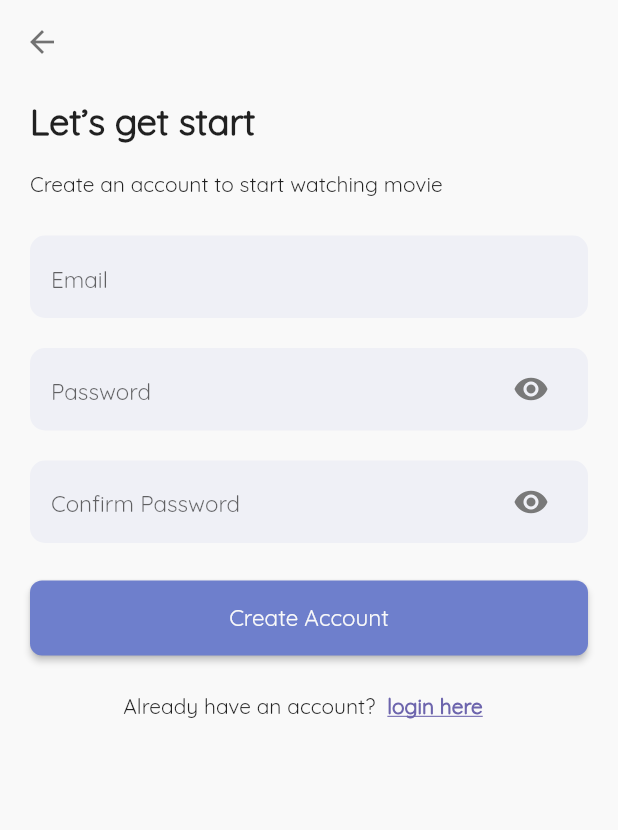
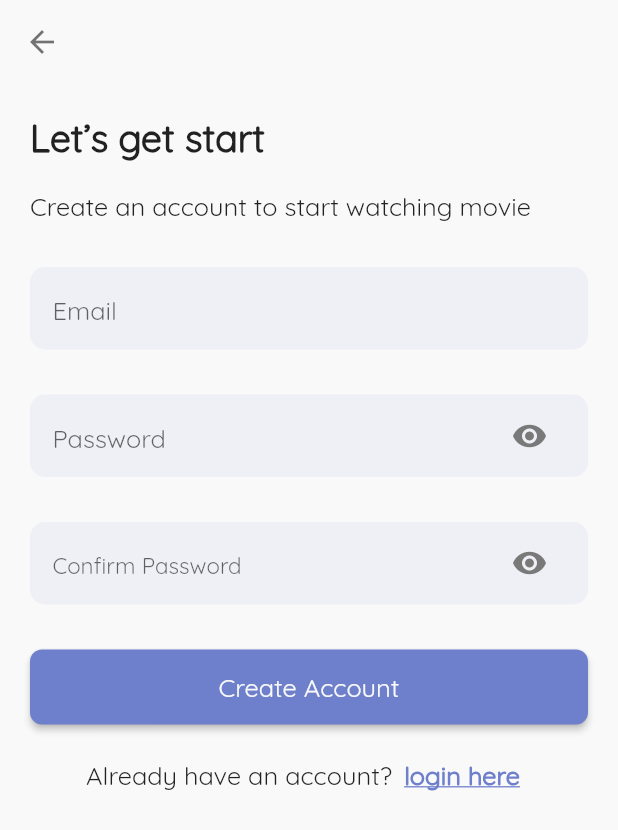
Before and after one commit to wiree65/assignment-techBaseCamp, a Flutter app: the screen it shows after launch, after a tap on "Login", after a tap on "create an account", on a phone screen of 412 x 824 dp. Shown: the top 830 px of the screen. Run offline on Flutter 3.47's test engine with Material 2 defaults, Android fonts, the phone set to English and light mode, and no system bars; our stand-ins replace dio, firebase_auth, firebase_core, get; accounts and stored records are empty; network calls fail.

Commit message:
fix hard code register page

```diff
--- a/lib/components/constants.dart
+++ b/lib/components/constants.dart
@@ -16,5 +16,6 @@ const grey = Color(0xFFCFCFCF);
 
 double extraFontSize = 25;
 double generalFontSize = 17;
-double generalPadding = 20;
+double generalPaddingLeftRight = 20;
+double generalPaddingTop = 20;
 double generalHightButton = 55;
--- a/lib/components/headerWithButton.dart
+++ b/lib/components/headerWithButton.dart
@@ -15,7 +15,7 @@ class HeaderWithButton extends StatelessWidget {
   @override
   Widget build(BuildContext context) {
     return Padding(
-        padding: const EdgeInsets.only(left: 20.0, right: 20),
+        padding: EdgeInsets.only(left: generalPaddingLeftRight, right: generalPaddingLeftRight),
         child: Row(
           children: [
             Expanded(
--- a/lib/components/movieListScrollColumn.dart
+++ b/lib/components/movieListScrollColumn.dart
@@ -37,13 +37,14 @@ class MoiveListScrollColumn extends StatelessWidget {
                         padding: const EdgeInsets.only(left: 15.0),
                         child: SizedBox(
                           width: width * 0.5,
-                          child: const Text(
+                          child: Text(
                             "Transformers: Rise of the Beasts",
                             overflow: TextOverflow.ellipsis,
                             maxLines: 2,
                             softWrap: false,
                             style: TextStyle(
-                                fontWeight: FontWeight.bold, fontSize: 16),
+                                fontWeight: FontWeight.bold,
+                                fontSize: generalFontSize),
                           ),
                         ),
                       ),
--- a/lib/components/movieListScrollRow.dart
+++ b/lib/components/movieListScrollRow.dart
@@ -22,7 +22,7 @@ class MoiveListScrollRow extends StatelessWidget {
             scrollDirection: Axis.horizontal,
             children: List.generate(15, (int index) {
               return Padding(
-                padding: const EdgeInsets.only(left: 20.0),
+                padding: EdgeInsets.only(left: generalPaddingLeftRight),
                 child: Column(
                     mainAxisAlignment: MainAxisAlignment.start,
                     crossAxisAlignment: CrossAxisAlignment.start,
@@ -34,8 +34,8 @@ class MoiveListScrollRow extends StatelessWidget {
                           fit: BoxFit.fitWidth,
                         ),
                       ),
-                      const Padding(
-                        padding: EdgeInsets.only(top: 8.0),
+                      Padding(
+                        padding: const EdgeInsets.only(top: 8.0),
                         child: SizedBox(
                           width: 150,
                           child: Text(
@@ -44,7 +44,8 @@ class MoiveListScrollRow extends StatelessWidget {
                             maxLines: 2,
                             softWrap: false,
                             style: TextStyle(
-                                fontWeight: FontWeight.bold, fontSize: 16),
+                                fontWeight: FontWeight.bold,
+                                fontSize: generalFontSize),
                           ),
                         ),
                       ),
--- a/lib/screens/landing_screen.dart
+++ b/lib/screens/landing_screen.dart
@@ -46,14 +46,16 @@ class _LandingState extends State<LandingScreen> {
                 child: SingleChildScrollView(
                   controller: _scrollController,
                   child: Padding(
-                    padding: const EdgeInsets.only(top: 20),
+                    padding: EdgeInsets.only(top: generalPaddingLeftRight),
                     child: Column(
                         mainAxisAlignment: MainAxisAlignment.start,
                         crossAxisAlignment: CrossAxisAlignment.start,
                         children: [
                           Padding(
-                            padding: const EdgeInsets.only(
-                                top: 20.0, left: 20, right: 20),
+                            padding: EdgeInsets.only(
+                                top: generalPaddingLeftRight,
+                                left: generalPaddingLeftRight,
+                                right: generalPaddingLeftRight),
                             child: Row(
                               children: [
                                 Expanded(
@@ -66,16 +68,16 @@ class _LandingState extends State<LandingScreen> {
                                         child: const Text(''),
                                       ),
                                       Padding(
-                                        padding:
-                                            const EdgeInsets.only(left: 13.0),
+                                        padding: EdgeInsets.only(
+                                            left: generalPaddingLeftRight),
                                         child: Text(
                                           "Hi " +
                                               user!.email
                                                   .toString()
                                                   .split('@')[0] +
                                               " !",
-                                          style: const TextStyle(
-                                              fontSize: 20,
+                                          style: TextStyle(
+                                              fontSize: generalFontSize,
                                               fontWeight: FontWeight.bold,
                                               color: blackPrimaryFont),
                                         ),
--- a/lib/screens/login_screen.dart
+++ b/lib/screens/login_screen.dart
@@ -40,7 +40,7 @@ class _LoginState extends State<LoginScreen> {
                     children: <Widget>[
                       Container(
                           padding: EdgeInsets.only(
-                              left: generalPadding, right: generalPadding),
+                              left: generalPaddingLeftRight, right: generalPaddingLeftRight),
                           width: width,
                           child: Column(
                               crossAxisAlignment: CrossAxisAlignment.start,
@@ -52,7 +52,7 @@ class _LoginState extends State<LoginScreen> {
                                       fontWeight: FontWeight.w600),
                                 ),
                                 Padding(
-                                  padding: EdgeInsets.only(top: generalPadding),
+                                  padding: EdgeInsets.only(top: generalPaddingLeftRight),
                                   child: Text(
                                     'login with email to start watching movie',
                                     style: TextStyle(
@@ -90,7 +90,7 @@ class _LoginState extends State<LoginScreen> {
                               ])),
                       Padding(
                         padding: EdgeInsets.only(
-                            left: generalPadding, right: generalPadding),
+                            left: generalPaddingLeftRight, right: generalPaddingLeftRight),
                         child: Container(
                             margin: const EdgeInsets.symmetric(vertical: 10),
                             padding: const EdgeInsets.symmetric(
@@ -114,8 +114,8 @@ class _LoginState extends State<LoginScreen> {
                       Container(
                           margin: EdgeInsets.only(
                               top: 10,
-                              left: generalPadding,
-                              right: generalPadding),
+                              left: generalPaddingLeftRight,
+                              right: generalPaddingLeftRight),
                           padding: const EdgeInsets.symmetric(
                               horizontal: 15, vertical: 5),
                           width: width,
@@ -149,9 +149,9 @@ class _LoginState extends State<LoginScreen> {
                           ? Container(
                               width: width,
                               padding: EdgeInsets.only(
-                                  top: generalPadding,
-                                  left: generalPadding,
-                                  right: generalPadding),
+                                  top: generalPaddingLeftRight,
+                                  left: generalPaddingLeftRight,
+                                  right: generalPaddingLeftRight),
                               child: Text(
                                 errorhandle,
                                 style: TextStyle(
@@ -161,7 +161,7 @@ class _LoginState extends State<LoginScreen> {
                             )
                           : Container(),
                       Padding(
-                        padding: EdgeInsets.all(generalPadding),
+                        padding: EdgeInsets.all(generalPaddingLeftRight),
                         child: Button(
                             width: width,
                             color: purplePrimary,
--- a/lib/screens/moive_detail_screen.dart
+++ b/lib/screens/moive_detail_screen.dart
@@ -108,8 +108,9 @@ class _MovieDetailScreenState extends State<MovieDetailScreen> {
                                         return Column(
                                           children: [
                                             Padding(
-                                              padding: const EdgeInsets.only(
-                                                  left: 20.0, right: 20),
+                                              padding: EdgeInsets.only(
+                                                  left: generalPaddingLeftRight,
+                                                  right: generalPaddingLeftRight),
                                               child: Center(
                                                   child: ClipRRect(
                                                 borderRadius:
--- a/lib/screens/register_screen.dart
+++ b/lib/screens/register_screen.dart
@@ -23,7 +23,7 @@ showAlertDialog(BuildContext context) {
     builder: (BuildContext context) {
       return const Center(
           child: CircularProgressIndicator(
-              valueColor: AlwaysStoppedAnimation<Color>(Colors.white)));
+              valueColor: AlwaysStoppedAnimation<Color>(purplePrimary)));
     },
   );
 }
@@ -83,55 +83,48 @@ class _RegisterScreenState extends State<RegisterScreen> {
                 ),
                 body: SingleChildScrollView(
                   controller: _scrollController,
-                  child: Container(
                   child: Column(
                     mainAxisAlignment: MainAxisAlignment.center,
                     children: [
-                        const SizedBox(
-                          height: 10,
-                        ),
                       Padding(
-                          padding: const EdgeInsets.only(left: 20.0),
+                        padding: EdgeInsets.only(
+                            left: generalPaddingLeftRight,
+                            top: generalPaddingTop),
                         child: Container(
                           alignment: Alignment.topLeft,
-                            child: const Text(
+                          child: Text(
                             'Let’s get start',
                             style: TextStyle(
-                                  // color: kPrimaryFont,
-                                  fontSize: 24,
-                                  fontFamily: 'Quicksand',
+                                fontSize: extraFontSize,
                                 fontWeight: FontWeight.w600),
                           ),
                         ),
                       ),
-                        const SizedBox(
-                          height: 10,
-                        ),
                       Padding(
-                          padding: const EdgeInsets.only(left: 20.0, top: 8.0),
+                        padding: EdgeInsets.only(
+                            left: generalPaddingLeftRight,
+                            top: generalPaddingTop),
                         child: Container(
                           alignment: Alignment.topLeft,
-                            child: const Text(
+                          child: Text(
                             'Create an account to start watching movie',
                             style: TextStyle(
-                                // color: kPrimaryFont,
-                                fontSize: 14,
-                                fontFamily: 'Quicksand',
+                              fontSize: generalFontSize,
                             ),
                           ),
                         ),
                       ),
-                        const SizedBox(
-                          height: 15,
-                        ),
                       Padding(
-                          padding: const EdgeInsets.only(left: 20.0, right: 20),
+                        padding: EdgeInsets.only(
+                            top: generalPaddingTop,
+                            left: generalPaddingLeftRight,
+                            right: generalPaddingLeftRight),
                         child: Container(
                             margin: const EdgeInsets.symmetric(vertical: 10),
                             padding: const EdgeInsets.symmetric(
-                                  horizontal: 14, vertical: 5),
+                                horizontal: 15, vertical: 5),
                             width: width,
-                              height: 55,
+                            height: generalHightButton,
                             decoration: BoxDecoration(
                               color: greyPrimary,
                               borderRadius: BorderRadius.circular(10),
@@ -148,33 +141,38 @@ class _RegisterScreenState extends State<RegisterScreen> {
                               },
                               keyboardType: TextInputType.emailAddress,
                               controller: emailController,
-                                decoration: const InputDecoration(
+                              decoration: InputDecoration(
                                   hintText: 'Email',
-                                    hintStyle: TextStyle(
-                                        fontFamily: 'Quicksand', fontSize: 15),
+                                  hintStyle:
+                                      TextStyle(fontSize: generalFontSize),
                                   border: InputBorder.none),
                             )),
                       ),
                       emailCheckError == 'error'
                           ? Container(
                               width: width,
-                                padding:
-                                    const EdgeInsets.only(top: 20, left: 25),
-                                child: const Text(
+                              padding: EdgeInsets.only(
+                                  top: generalPaddingLeftRight,
+                                  left: generalPaddingLeftRight),
+                              child: Text(
                                 'โปรดใส่อีเมลบัญชีผู้ใช้',
                                 style: TextStyle(
-                                      fontSize: 18, color: Colors.red),
+                                    fontSize: generalFontSize,
+                                    color: Colors.red),
                               ),
                             )
                           : Container(),
                       Padding(
-                          padding: const EdgeInsets.only(left: 20.0, right: 20),
+                        padding: EdgeInsets.only(
+                            left: generalPaddingLeftRight,
+                            right: generalPaddingLeftRight),
                         child: Container(
-                              margin: const EdgeInsets.symmetric(vertical: 10),
+                            margin: EdgeInsets.symmetric(
+                                vertical: generalPaddingTop),
                             padding: const EdgeInsets.symmetric(
-                                  horizontal: 14, vertical: 5),
+                                horizontal: 15, vertical: 5),
                             width: width,
-                              height: 55,
+                            height: generalHightButton,
                             decoration: BoxDecoration(
                               color: greyPrimary,
                               borderRadius: BorderRadius.circular(10),
@@ -182,7 +180,6 @@ class _RegisterScreenState extends State<RegisterScreen> {
                             child: TextField(
                               onChanged: (text) {
                                 passwordCheck = text;
-
                                 setState(() {
                                   passwordCheckError = '';
                                   errorhandle = '';
@@ -193,8 +190,8 @@ class _RegisterScreenState extends State<RegisterScreen> {
                               obscureText: !_passwordVisible,
                               decoration: InputDecoration(
                                   hintText: 'Password',
-                                    hintStyle: const TextStyle(
-                                        fontFamily: 'Quicksand', fontSize: 15),
+                                  hintStyle:
+                                      TextStyle(fontSize: generalFontSize),
                                   suffixIcon: IconButton(
                                     icon: Icon(
                                       _passwordVisible
@@ -213,13 +210,15 @@ class _RegisterScreenState extends State<RegisterScreen> {
                             )),
                       ),
                       Padding(
-                          padding: const EdgeInsets.only(left: 20.0, right: 20),
+                        padding: EdgeInsets.only(
+                            left: generalPaddingLeftRight,
+                            right: generalPaddingLeftRight),
                         child: Container(
                             margin: const EdgeInsets.symmetric(vertical: 10),
                             padding: const EdgeInsets.symmetric(
-                                  horizontal: 14, vertical: 5),
+                                horizontal: 15, vertical: 5),
                             width: width,
-                              height: 55,
+                            height: generalHightButton,
                             decoration: BoxDecoration(
                               color: greyPrimary,
                               borderRadius: BorderRadius.circular(10),
@@ -261,56 +260,65 @@ class _RegisterScreenState extends State<RegisterScreen> {
                       errorhandle != ''
                           ? Container(
                               width: width,
-                                padding: const EdgeInsets.only(
-                                    top: 10, left: 20, right: 20),
+                              padding: EdgeInsets.only(
+                                  top: generalPaddingTop,
+                                  left: generalPaddingLeftRight,
+                                  right: generalPaddingLeftRight),
                               child: Text(
                                 errorhandle,
-                                  style: const TextStyle(
-                                      fontSize: 16, color: Colors.red),
+                                style: TextStyle(
+                                    fontSize: generalFontSize,
+                                    color: Colors.red),
                               ),
                             )
                           : Container(),
                       emailCheck == 'error'
                           ? Container(
                               width: width,
-                                padding:
-                                    const EdgeInsets.only(top: 10, left: 20),
-                                child: const Text(
+                              padding: EdgeInsets.only(
+                                  top: generalPaddingTop,
+                                  left: generalPaddingLeftRight),
+                              child: Text(
                                 'please fill in email',
                                 style: TextStyle(
-                                      fontSize: 16, color: Colors.red),
+                                    fontSize: generalFontSize,
+                                    color: Colors.red),
                               ),
                             )
                           : Container(),
                       passwordCheck == 'error'
                           ? Container(
                               width: width,
-                                padding:
-                                    const EdgeInsets.only(top: 10, left: 20),
-                                child: const Text(
+                              padding: EdgeInsets.only(
+                                  top: generalPaddingTop,
+                                  left: generalPaddingLeftRight),
+                              child: Text(
                                 'please fill in password',
                                 style: TextStyle(
-                                      fontSize: 16, color: Colors.red),
+                                    fontSize: generalFontSize,
+                                    color: Colors.red),
                               ),
                             )
                           : Container(),
                       passwordEqual == false
                           ? Container(
                               width: width,
-                                padding:
-                                    const EdgeInsets.only(top: 10, left: 45),
-                                child: const Text(
+                              padding: EdgeInsets.only(
+                                  top: generalPaddingTop,
+                                  left: generalPaddingLeftRight),
+                              child: Text(
                                 'password does not match',
                                 style: TextStyle(
-                                      fontSize: 16, color: Colors.red),
+                                    fontSize: generalFontSize,
+                                    color: Colors.red),
                               ),
                             )
                           : Container(),
-                        const SizedBox(
-                          height: 15,
-                        ),
                       Padding(
-                          padding: const EdgeInsets.only(left: 20.0, right: 20),
+                        padding: EdgeInsets.only(
+                            top: generalPaddingTop,
+                            left: generalPaddingLeftRight,
+                            right: generalPaddingLeftRight),
                         child: Button(
                             width: width,
                             onPress: () {
@@ -354,7 +362,7 @@ class _RegisterScreenState extends State<RegisterScreen> {
                             },
                             color: purplePrimary,
                             textColor: whitePrimary,
-                              fontsize: 15.00,
+                            fontsize: generalFontSize,
                             title: 'Create Account'),
                       ),
                       const SizedBox(
@@ -364,15 +372,10 @@ class _RegisterScreenState extends State<RegisterScreen> {
                         mainAxisAlignment: MainAxisAlignment.center,
                         crossAxisAlignment: CrossAxisAlignment.center,
                         children: [
-                            const Padding(
-                              padding: EdgeInsets.only(top: 0),
-                              child: Text(
+                          Text(
                             'Already have an account?',
                             style: TextStyle(
-                                  // color: kPrimaryFont,
-                                  fontSize: 14,
-                                  fontFamily: 'Quicksand',
-                                ),
+                              fontSize: generalFontSize,
                             ),
                           ),
                           TextButton(
@@ -388,13 +391,12 @@ class _RegisterScreenState extends State<RegisterScreen> {
                                   );
                                 });
                               },
-                                child: const Text(
+                              child: Text(
                                 'login here',
                                 style: TextStyle(
-                                      fontSize: 14,
-                                      fontFamily: 'Quicksand',
+                                    fontSize: generalFontSize,
                                     decoration: TextDecoration.underline,
-                                      color: Color(0xFF6D65AD),
+                                    color: purplePrimary,
                                     fontWeight: FontWeight.w600),
                               )),
                         ],
@@ -403,7 +405,6 @@ class _RegisterScreenState extends State<RegisterScreen> {
                   ),
                 ),
               ),
-              ),
             )));
   }
 }
```
Lines whose indentation alone changed are shown as unchanged.
